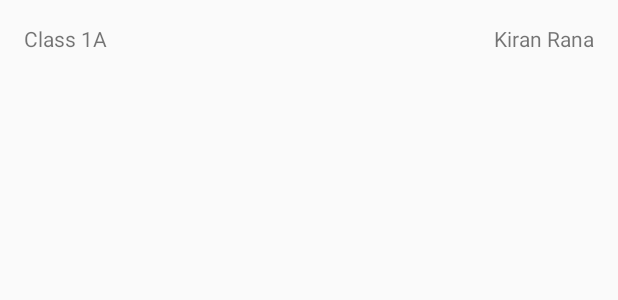
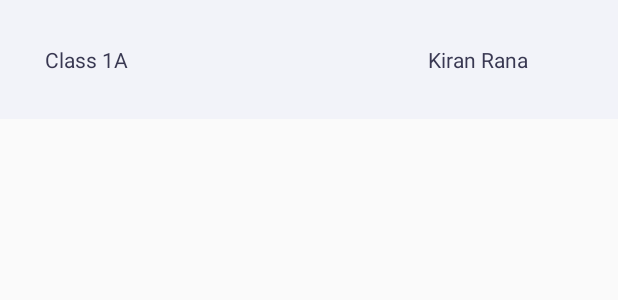
Before and after one commit to Alucoder/S-cool, an Android app: the layout activity_show_attendance.xml on its own in the app's theme, with its tools: preview values and no code run, on a phone screen of 412 x 824 dp. Shown: the top 300 px of the screen. Run offline under Robolectric (Android 15) with nearby library versions, the phone set to English and light mode, and no system bars.

Commit message:
Add style for view attendance

```diff
--- a/app/src/main/res/layout/activity_attendance.xml
+++ b/app/src/main/res/layout/activity_attendance.xml
@@ -38,7 +38,6 @@
     <androidx.recyclerview.widget.RecyclerView
         android:id="@+id/attendanceRV"
         android:layout_width="match_parent"
-        android:layout_height="50px"
         app:layout_constraintTop_toBottomOf="@+id/tvtitlebar"
         app:layout_constraintStart_toStartOf="parent"
         app:layout_constraintEnd_toEndOf="parent"
--- a/app/src/main/res/layout/activity_show_attendance.xml
+++ b/app/src/main/res/layout/activity_show_attendance.xml
@@ -5,14 +5,20 @@
     android:layout_width="match_parent"
     android:layout_height="match_parent"
     tools:context=".ShowAttendanceActivity">
-
+    <LinearLayout
+        android:layout_width="match_parent"
+        android:layout_height="wrap_content"
+        android:padding="30dp"
+        android:orientation="horizontal"
+        tools:ignore="MissingConstraints"
+        android:id="@+id/tvattendance"
+        android:background="@color/colorTopBar">
     <TextView
         android:id="@+id/tvClassroom"
         android:layout_width="wrap_content"
         android:layout_height="wrap_content"
-        android:layout_marginStart="16dp"
-        android:layout_marginTop="16dp"
         android:text="Class 1A"
+        android:textColor="@color/colorHeading"
         app:layout_constraintStart_toStartOf="parent"
         app:layout_constraintTop_toTopOf="parent" />
 
@@ -20,18 +26,18 @@
         android:id="@+id/tvTeacherName"
         android:layout_width="wrap_content"
         android:layout_height="wrap_content"
-        android:layout_marginTop="16dp"
-        android:layout_marginEnd="16dp"
+        android:layout_marginLeft="200dp"
         android:text="Kiran Rana"
+        android:textColor="@color/colorHeading"
         app:layout_constraintEnd_toEndOf="parent"
         app:layout_constraintTop_toTopOf="parent" />
-
+    </LinearLayout>
     <androidx.recyclerview.widget.RecyclerView
         android:id="@+id/attendanceShowRV"
         android:layout_width="match_parent"
         android:layout_height="wrap_content"
-        android:layout_marginTop="15dp"
-        app:layout_constraintTop_toBottomOf="@+id/tvTeacherName"
+        android:layout_margin="30dp"
+        app:layout_constraintTop_toBottomOf="@+id/tvattendance"
         app:layout_constraintStart_toStartOf="parent"
         app:layout_constraintEnd_toEndOf="parent"/>
 
```
